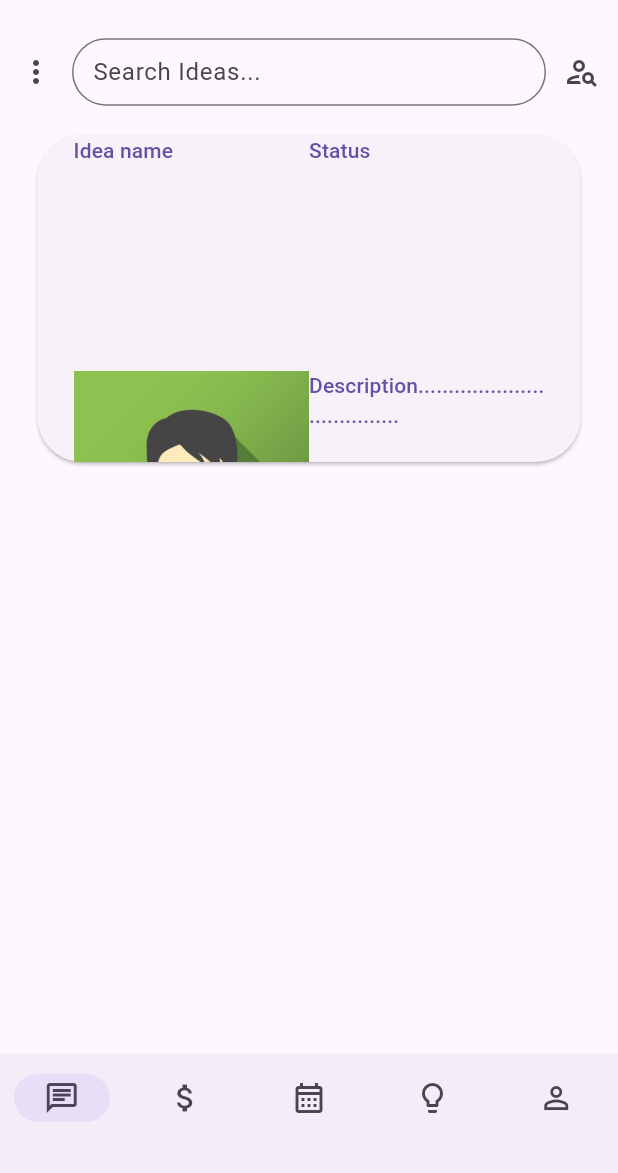
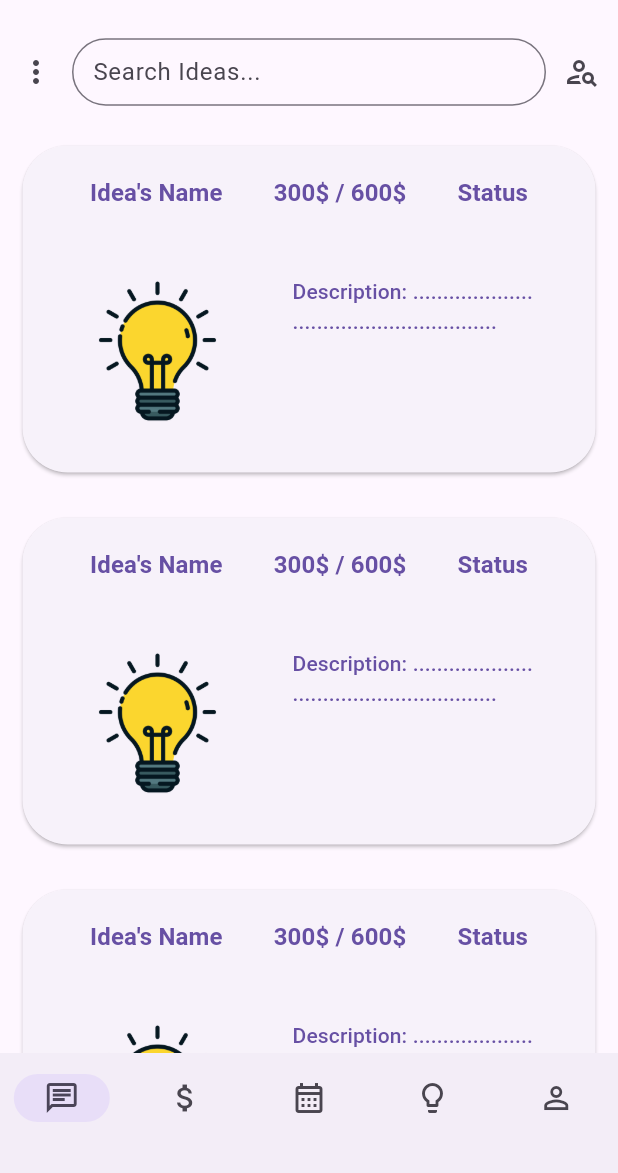
Before and after one commit to Gabo1234567890/Startify, a Flutter app: the screen it shows after launch, on a phone screen of 412 x 824 dp, the part 63-1236 px from its top. Run offline on Flutter 3.47's test engine with Material 3 defaults, Android fonts, the phone set to English and light mode, and no system bars.

Commit message:
home page almost done

```diff
--- a/frontend/startify/lib/pages/home_page.dart
+++ b/frontend/startify/lib/pages/home_page.dart
@@ -1,5 +1,5 @@
 import 'package:flutter/material.dart';
-import 'package:startify/widgets/idea_preview_widget.dart';
+import 'package:startify/widgets/idea_card_widget.dart';
 import 'package:startify/widgets/search_bar_widget.dart';
 
 class HomePage extends StatelessWidget {
@@ -9,7 +9,23 @@ class HomePage extends StatelessWidget {
   Widget build(BuildContext context) {
     return Scaffold(
       body: SingleChildScrollView(
-        child: Column(children: [SearchBarWidget(), IdeaPreviewWidget()]),
+        physics: ClampingScrollPhysics(),
+        child: Column(
+          children: [
+            SearchBarWidget(),
+            ListView(
+              shrinkWrap: true,
+              controller: ScrollController(),
+              physics: NeverScrollableScrollPhysics(),
+              children: [
+                IdeaCardWidget(),
+                IdeaCardWidget(),
+                IdeaCardWidget(),
+                IdeaCardWidget(),
+              ],
+            ),
+          ],
+        ),
       ),
     );
   }
--- /dev/null
+++ b/frontend/startify/lib/widgets/idea_card_widget.dart
@@ -0,0 +1,89 @@
+import 'package:flutter/material.dart';
+
+class IdeaCardWidget extends StatelessWidget {
+  const IdeaCardWidget({super.key});
+
+  @override
+  Widget build(BuildContext context) {
+    return Padding(
+      padding: EdgeInsets.all(15),
+      child: SizedBox(
+        height: 218,
+        width: 362,
+        child: ElevatedButton(
+          onPressed: () {},
+          style: ElevatedButton.styleFrom(
+            shape: RoundedRectangleBorder(
+              borderRadius: BorderRadius.circular(30),
+            ),
+          ),
+          child: Padding(
+            padding: const EdgeInsets.all(16),
+            child: Column(
+              crossAxisAlignment: CrossAxisAlignment.start,
+              children: [
+                Padding(
+                  padding: const EdgeInsets.symmetric(
+                    horizontal: 5,
+                    vertical: 4,
+                  ),
+                  child: Row(
+                    mainAxisAlignment: MainAxisAlignment.spaceBetween,
+                    children: [
+                      Text(
+                        "Idea's Name",
+                        style: TextStyle(
+                          fontSize: 16,
+                          fontWeight: FontWeight.bold,
+                        ),
+                      ),
+                      Text(
+                        "300\$ / 600\$",
+                        style: TextStyle(
+                          fontSize: 16,
+                          fontWeight: FontWeight.bold,
+                        ),
+                      ),
+                      Text(
+                        'Status',
+                        style: TextStyle(
+                          fontSize: 16,
+                          fontWeight: FontWeight.bold,
+                        ),
+                      ),
+                    ],
+                  ),
+                ),
+                SizedBox(height: 40),
+                Row(
+                  crossAxisAlignment: CrossAxisAlignment.start,
+                  children: [
+                    Container(
+                      width: 100,
+                      height: 100,
+                      decoration: BoxDecoration(
+                        borderRadius: BorderRadius.circular(10),
+                        image: DecorationImage(
+                          image: AssetImage('lib/assets/idea_placeholder.png'),
+                          fit: BoxFit.cover,
+                        ),
+                      ),
+                    ),
+                    SizedBox(width: 40),
+                    Expanded(
+                      child: Text(
+                        'Description: ......................................................',
+                        softWrap: true,
+                        overflow: TextOverflow.visible,
+                      ),
+                    ),
+                  ],
+                ),
+              ],
+            ),
+          ),
+        ),
+      ),
+    );
+  }
+}
--- a/frontend/startify/lib/widgets/idea_preview_widget.dart
+++ /dev/null
@@ -1,33 +0,0 @@
-import 'package:flutter/material.dart';
-
-class IdeaPreviewWidget extends StatelessWidget {
-  const IdeaPreviewWidget({super.key});
-
-  @override
-  Widget build(BuildContext context) {
-    return Padding(
-      padding: EdgeInsets.all(8),
-      child: SizedBox(
-        height: 218,
-        width: 362,
-        child: ElevatedButton(
-          onPressed: () {},
-          style: ElevatedButton.styleFrom(
-            shape: RoundedRectangleBorder(
-              borderRadius: BorderRadius.circular(30),
-            ),
-          ),
-          child: GridView.count(
-            crossAxisCount: 2,
-            children: [
-              Text('Idea name'),
-              Text('Status'),
-              Image.asset('lib/assets/avatar2.png'),
-              Text('Description....................................'),
-            ],
-          ),
-        ),
-      ),
-    );
-  }
-}
--- a/frontend/startify/pubspec.yaml
+++ b/frontend/startify/pubspec.yaml
@@ -2,7 +2,7 @@ name: startify
 description: "A new Flutter project."
 # The following line prevents the package from being accidentally published to
 # pub.dev using `flutter pub publish`. This is preferred for private packages.
-publish_to: 'none' # Remove this line if you wish to publish to pub.dev
+publish_to: "none" # Remove this line if you wish to publish to pub.dev
 
 # The following defines the version and build number for your application.
 # A version number is three numbers separated by dots, like 1.2.43
@@ -51,7 +51,6 @@ dev_dependencies:
 
 # The following section is specific to Flutter packages.
 flutter:
-
   # The following line ensures that the Material Icons font is
   # included with your application, so that you can use the icons in
   # the material Icons class.
@@ -60,6 +59,7 @@ flutter:
   # To add assets to your application, add an assets section, like this:
   assets:
     - lib/assets/avatar2.png
+    - lib/assets/idea_placeholder.png
   #   - images/a_dot_burr.jpeg
   #   - images/a_dot_ham.jpeg
 
```
Also changed, not shown: frontend/startify/lib/assets/idea_placeholder.png (added).
